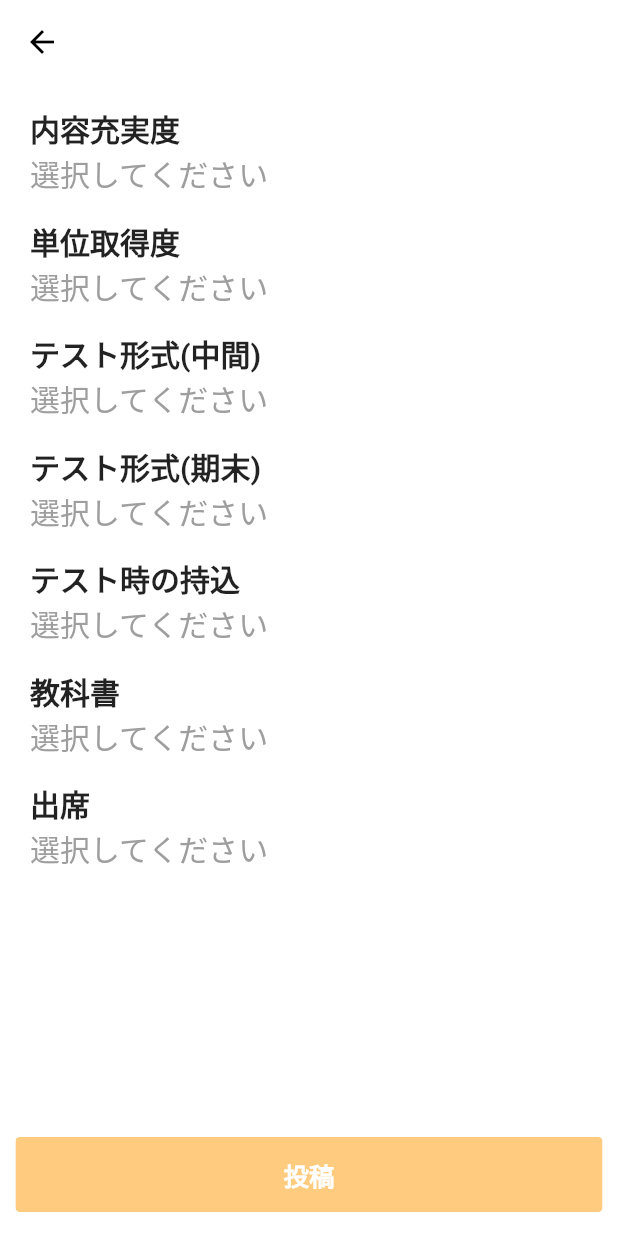
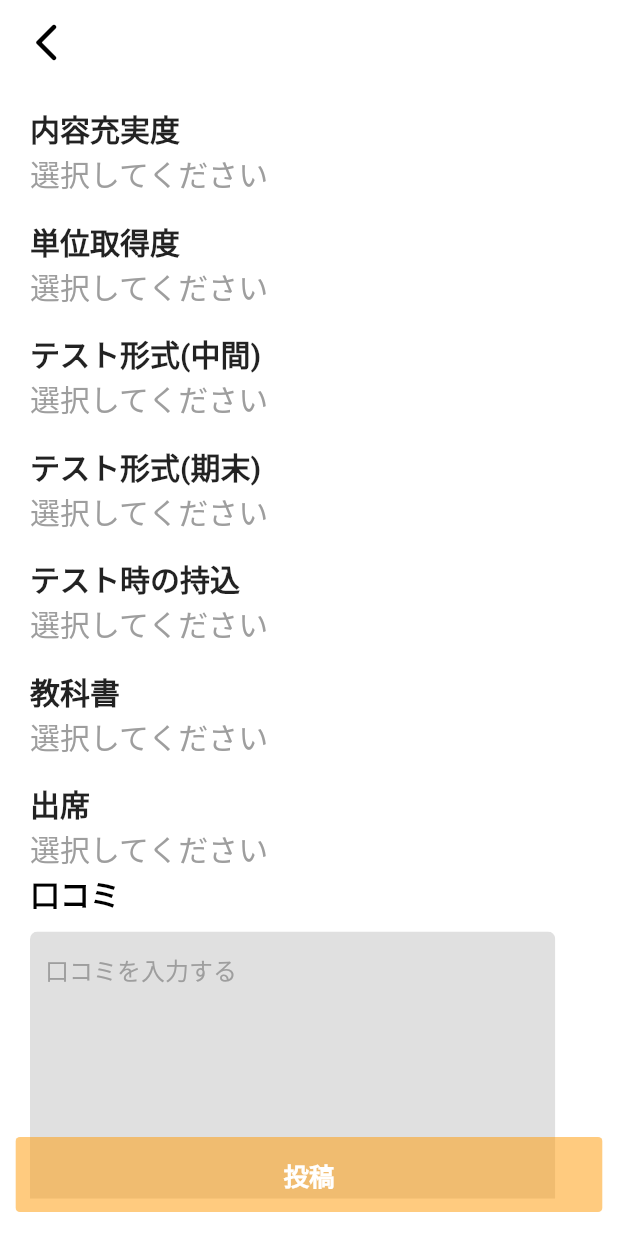
Before and after one commit to SeyaKen/JugyouRogu, a Flutter app: the AddReviews screen opened directly with empty values, on a phone screen of 412 x 824 dp. Run offline on Flutter 3.47's test engine with Material 2 defaults, Android fonts, the phone set to English and light mode, and no system bars; our stand-ins replace cloud_firestore, firebase_auth, firebase_core, firebase_storage, font_awesome_flutter, google_mobile_ads and 3 more; accounts and stored records are empty.

Commit message:
first commit

```diff
--- a/lib/ AddClass/add_class.dart
+++ b/lib/ AddClass/add_class.dart
@@ -109,7 +109,7 @@ class _AddClassState extends State<AddClass> {
                                           filled: true,
                                           hintText: title_list[index],
                                           hintStyle: const TextStyle(
-                                              color: Colors.black),
+                                              color: Colors.grey),
                                           contentPadding:
                                               const EdgeInsets.symmetric(
                                                   horizontal: 10, vertical: 13),
@@ -174,7 +174,7 @@ class _AddClassState extends State<AddClass> {
                                           filled: true,
                                           hintText: title_list[index],
                                           hintStyle: const TextStyle(
-                                              color: Colors.black),
+                                              color: Colors.grey),
                                           contentPadding:
                                               const EdgeInsets.symmetric(
                                                   horizontal: 10, vertical: 13),
--- a/lib/ Reviews/add_reviews.dart
+++ b/lib/ Reviews/add_reviews.dart
@@ -15,6 +15,7 @@ class AddReviews extends StatefulWidget {
 
 class _AddReviewsState extends State<AddReviews> {
   double _kItemExtent = 32.0;
+
   String articleId, jugyoumei;
   _AddReviewsState(this.articleId, this.jugyoumei);
 
@@ -66,21 +67,60 @@ class _AddReviewsState extends State<AddReviews> {
       backgroundColor: Colors.white,
       resizeToAvoidBottomInset: false,
       appBar: AppBar(
+        automaticallyImplyLeading: false,
         elevation: 0,
         iconTheme: const IconThemeData(
           color: Colors.black,
         ),
-        title: Text(jugyoumei,
+        title: Row(
+          crossAxisAlignment: CrossAxisAlignment.center,
+          mainAxisAlignment: MainAxisAlignment.spaceBetween,
+          children: [
+            InkWell(
+              onTap: () {
+                Navigator.pop(context);
+                _ratingValue0 = null;
+                _ratingValue1 = null;
+                _ratingValue2 = null;
+                _ratingValue3 = null;
+                _ratingValue4 = null;
+                _ratingValue5 = null;
+                _ratingValue6 = null;
+              },
+              child: const Icon(
+                Icons.arrow_back_ios_new_rounded,
+                size: 30,
+                color: Colors.black,
+              ),
+            ),
+            Text(jugyoumei,
                 style: const TextStyle(
                   color: Colors.black,
                   fontWeight: FontWeight.bold,
                 )),
+            const Icon(
+              Icons.arrow_back_ios_new_rounded,
+              size: 30,
+              color: Colors.transparent,
+            ),
+          ],
+        ),
         backgroundColor: Colors.white,
       ),
       body: SingleChildScrollView(
+        child: GestureDetector(
+          onTap: () {
+            final FocusScopeNode currentScope = FocusScope.of(context);
+            if (!currentScope.hasPrimaryFocus && currentScope.hasFocus) {
+              FocusManager.instance.primaryFocus!.unfocus();
+            }
+          },
           child: Container(
             padding: const EdgeInsets.symmetric(horizontal: 20),
-          child: ListView.builder(
+            child: Column(
+              children: [
+                ListView.builder(
+                    physics: const NeverScrollableScrollPhysics(),
                     shrinkWrap: true,
                     itemCount: title_list.length,
                     itemBuilder: (BuildContext context, int index) {
@@ -121,10 +161,12 @@ class _AddReviewsState extends State<AddReviews> {
                                                           ? '選択してください'
                                                           : _ratingValue4!
                                                       : index == 5
-                                                    ? _ratingValue5 == null
+                                                          ? _ratingValue5 ==
+                                                                  null
                                                               ? '選択してください'
                                                               : _ratingValue5!
-                                                    : _ratingValue6 == null
+                                                          : _ratingValue6 ==
+                                                                  null
                                                               ? '選択してください'
                                                               : _ratingValue6!,
                                   style: TextStyle(
@@ -150,10 +192,12 @@ class _AddReviewsState extends State<AddReviews> {
                                                             ? Colors.grey
                                                             : Colors.black
                                                         : index == 5
-                                                      ? _ratingValue5 == null
+                                                            ? _ratingValue5 ==
+                                                                    null
                                                                 ? Colors.grey
                                                                 : Colors.black
-                                                      : _ratingValue6 == null
+                                                            : _ratingValue6 ==
+                                                                    null
                                                                 ? Colors.grey
                                                                 : Colors.black,
                                   ),
@@ -182,7 +226,8 @@ class _AddReviewsState extends State<AddReviews> {
                                       squeeze: 1.2,
                                       useMagnifier: true,
                                       itemExtent: _kItemExtent,
-                                onSelectedItemChanged: (int selectedItem) {
+                                      onSelectedItemChanged:
+                                          (int selectedItem) {
                                         setState(() {
                                           index == 0
                                               ? _ratingValue0 =
@@ -192,7 +237,8 @@ class _AddReviewsState extends State<AddReviews> {
                                                       Rakutan_list[selectedItem]
                                                   : index == 2
                                                       ? _ratingValue2 =
-                                                    Chukan_list[selectedItem]
+                                                          Chukan_list[
+                                                              selectedItem]
                                                       : index == 3
                                                           ? _ratingValue3 =
                                                               Kimatu_list[
@@ -220,7 +266,8 @@ class _AddReviewsState extends State<AddReviews> {
                                                       : index == 3
                                                           ? Kimatu_list.length
                                                           : index == 4
-                                                        ? Motikomi_list.length
+                                                              ? Motikomi_list
+                                                                  .length
                                                               : index == 5
                                                                   ? Kyoukasho_list
                                                                       .length
@@ -237,7 +284,8 @@ class _AddReviewsState extends State<AddReviews> {
                                                       : index == 3
                                                           ? Kimatu_list[indexx]
                                                           : index == 4
-                                                        ? Motikomi_list[indexx]
+                                                              ? Motikomi_list[
+                                                                  indexx]
                                                               : index == 5
                                                                   ? Kyoukasho_list[
                                                                       indexx]
@@ -252,6 +300,69 @@ class _AddReviewsState extends State<AddReviews> {
                         ],
                       );
                     }),
+                Row(
+                  children: [
+                    SizedBox(
+                      width: MediaQuery.of(context).size.width * 0.85,
+                      child: Column(
+                        children: [
+                          Row(
+                            children: const [
+                              Text(
+                                '口コミ',
+                                style: TextStyle(
+                                  color: Colors.black,
+                                  fontSize: 20,
+                                  fontWeight: FontWeight.bold,
+                                ),
+                              ),
+                            ],
+                          ),
+                          const SizedBox(
+                            height: 10,
+                          ),
+                          Row(
+                            mainAxisAlignment: MainAxisAlignment.center,
+                            children: [
+                              SizedBox(
+                                height: 350,
+                                width: MediaQuery.of(context).size.width * 0.85,
+                                child: ClipRRect(
+                                  borderRadius: BorderRadius.circular(5.0),
+                                  child: TextFormField(
+                                    maxLines: 8,
+                                    style: const TextStyle(color: Colors.black),
+                                    onChanged: (val) {
+                                      setState(() => kutikomi = val);
+                                    },
+                                    decoration: InputDecoration(
+                                      border: InputBorder.none,
+                                      fillColor: Colors.grey[300],
+                                      filled: true,
+                                      hintText: '口コミを入力する',
+                                      hintStyle:
+                                          const TextStyle(color: Colors.grey),
+                                      contentPadding: const EdgeInsets.symmetric(
+                                          horizontal: 10, vertical: 13),
+                                      focusedBorder: const OutlineInputBorder(
+                                        borderSide: BorderSide(
+                                          color: Colors.transparent,
+                                        ),
+                                      ),
+                                    ),
+                                  ),
+                                ),
+                              ),
+                            ],
+                          ),
+                        ],
+                      ),
+                    ),
+                  ],
+                ),
+              ],
+            ),
+          ),
         ),
       ),
       floatingActionButton: ClipRRect(
@@ -290,6 +401,7 @@ class _AddReviewsState extends State<AddReviews> {
                     'Motikomi': Motikomi_list.indexOf(_ratingValue4),
                     'Kyoukasho': Kyoukasho_list.indexOf(_ratingValue5),
                     'Shusseki': Shusseki_list.indexOf(_ratingValue6),
+                    'Kutikomi': kutikomi,
                   });
                   _ratingValue0 = null;
                   _ratingValue1 = null;
@@ -374,3 +486,4 @@ String? _ratingValue3;
 String? _ratingValue4;
 String? _ratingValue5;
 String? _ratingValue6;
+String kutikomi = '';
--- a/lib/Home/home_detail.dart
+++ b/lib/Home/home_detail.dart
@@ -35,7 +35,7 @@ class _HomeDetailState extends State<HomeDetail> {
   @override
   Widget build(BuildContext context) {
     return Scaffold(
-      backgroundColor: Color(0xffffffff),
+      backgroundColor: const Color(0xffffffff),
       appBar: AppBar(
         iconTheme: const IconThemeData(
           color: Colors.black,
--- a/lib/Home/home_page.dart
+++ b/lib/Home/home_page.dart
@@ -128,7 +128,7 @@ class _HomePageState extends State<HomePage> {
                     hintStyle: TextStyle(
                       fontWeight: FontWeight.w500,
                       fontSize: 19,
-                      color: Colors.black,
+                      color: Colors.grey,
                     ))),
           )),
       body: Column(
--- a/lib/MailSignIn/mailRegister.dart
+++ b/lib/MailSignIn/mailRegister.dart
@@ -102,7 +102,7 @@ class _mailRegisterState extends State<mailRegister> {
                             fillColor:Colors.grey[300],
                             filled: true,
                             hintText: 'メールアドレス',
-                            hintStyle: const TextStyle(color: Colors.black),
+                            hintStyle: const TextStyle(color: Colors.grey),
                             contentPadding: const EdgeInsets.symmetric(
                                 horizontal: 10, vertical: 13),
                             focusedBorder: const OutlineInputBorder(
@@ -137,7 +137,7 @@ class _mailRegisterState extends State<mailRegister> {
                                 fillColor: Colors.grey[300],
                                 filled: true,
                                 hintText: 'パスワード',
-                                hintStyle: const TextStyle(color: Colors.black),
+                                hintStyle: const TextStyle(color: Colors.grey),
                                 contentPadding: const EdgeInsets.symmetric(
                                     horizontal: 10, vertical: 13),
                                 focusedBorder: const OutlineInputBorder(
--- a/lib/MailSignIn/mailSignIn.dart
+++ b/lib/MailSignIn/mailSignIn.dart
@@ -110,7 +110,7 @@ class _SignInState extends State<mailSignIn> {
                                 fillColor: Colors.grey[300],
                                 filled: true,
                                 hintText: 'メールアドレス',
-                                hintStyle: const TextStyle(color: Colors.black),
+                                hintStyle: const TextStyle(color: Colors.grey),
                                 contentPadding: const EdgeInsets.symmetric(
                                     horizontal: 10, vertical: 13),
                                 border: InputBorder.none,
@@ -138,7 +138,7 @@ class _SignInState extends State<mailSignIn> {
                                     fillColor: Colors.grey[300],
                                     filled: true,
                                     hintText: 'パスワード',
-                                    hintStyle: const TextStyle(color: Colors.black),
+                                    hintStyle: const TextStyle(color: Colors.grey),
                                     contentPadding: const EdgeInsets.symmetric(
                                         horizontal: 10, vertical: 13),
                                     border: InputBorder.none,
```
Lines whose indentation alone changed are shown as unchanged.
